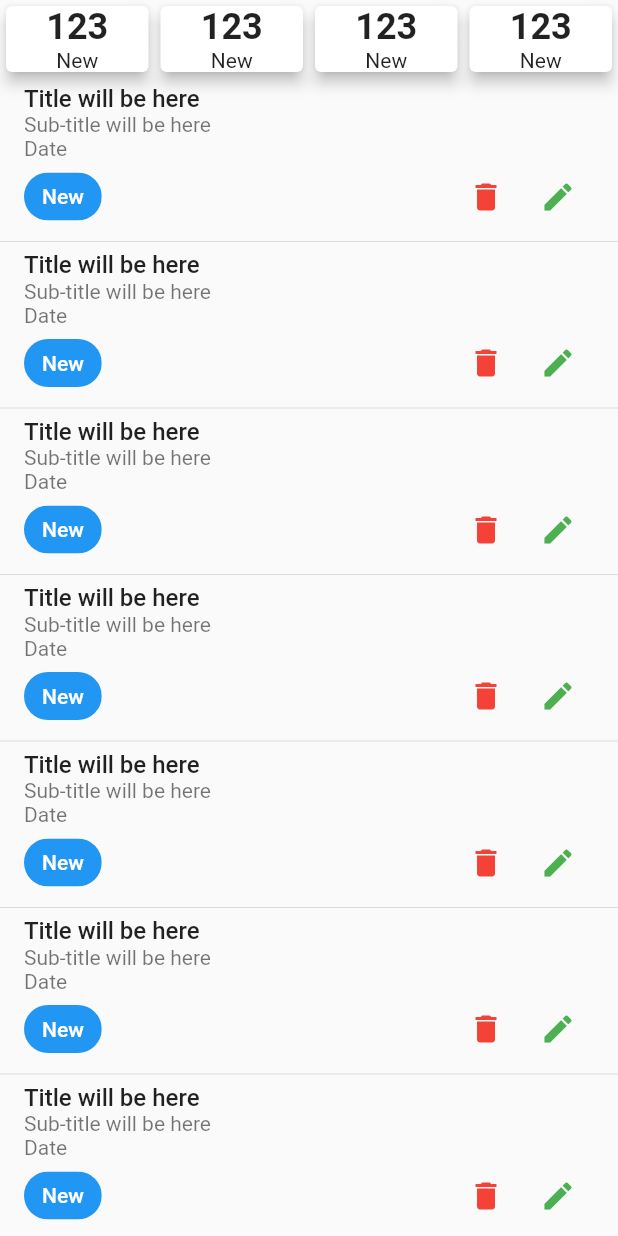
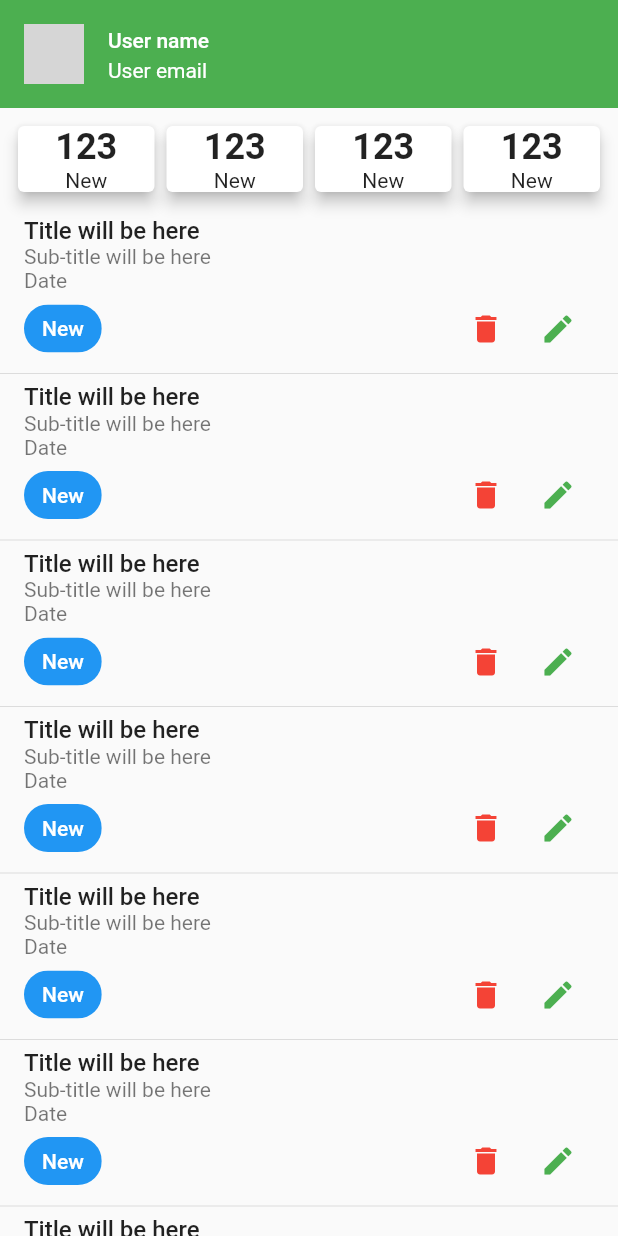
Before and after one commit to mehediFlutter/Task_Manager_With_API_V_2.0, a Flutter app: the NewTaskScreen screen opened directly, on a phone screen of 412 x 824 dp. Run offline on Flutter 3.47's test engine with Material 2 defaults, Android fonts, the phone set to English and light mode, and no system bars; our stand-ins replace flutter_svg, pin_code_fields; network calls fail; grey boxes are pictures that could not be loaded.

Commit message:
user profile banner

```diff
--- a/lib/ui/screens/new_task-screen.dart
+++ b/lib/ui/screens/new_task-screen.dart
@@ -1,5 +1,6 @@
 import 'package:flutter/material.dart';
 import 'package:task_manager/ui/widgets/summary_card.dart';
+import 'package:task_manager/ui/widgets/task_list_tile.dart';
 
 class NewTaskScreen extends StatefulWidget {
   const NewTaskScreen({super.key});
@@ -12,10 +13,24 @@ class _NewTaskScreenState extends State<NewTaskScreen> {
   @override
   Widget build(BuildContext context) {
     return Scaffold(
-      body: Column(
+      body: SafeArea(
+        child: Column(
           children: [
-          const Row(
+            const ListTile(
+              contentPadding:EdgeInsets.symmetric(vertical: 0, horizontal: 16) ,
+              tileColor: Colors.green,
+                  leading: CircleAvatar(
+                    backgroundImage: NetworkImage(
+                        "https://t4.ftcdn.net/jpg/02/14/74/61/360_F_214746128_31JkeaP6rU0NzzzdFC4khGkmqc8noe6h.jpg"),
+                  ),
+                  title: Text("User name",style: TextStyle(fontSize: 14,color: Colors.white),),
+                  subtitle: Text("User email",style: TextStyle(fontSize: 14,color: Colors.white)),
+                ),
+            const Padding(
+              padding: EdgeInsets.all(8.0),
+              child: Row(
                 children: [
+
                   Expanded(
                       child: SummaryCount(
                     number: '123',
@@ -38,37 +53,21 @@ class _NewTaskScreenState extends State<NewTaskScreen> {
                   )),
                 ],
               ),
+            ),
             Expanded(
                 child: ListView.separated(
               itemCount: 20,
               itemBuilder: (context, index) {
-              return  ListTile(
-                title: const Text("Title will be here"),
-                subtitle: Column(
-                  crossAxisAlignment: CrossAxisAlignment.start,
-                  children: [
-                    const Text("Sub-title will be here"),
-                    const Text("Date"),
-                    Row(
-                      children: [
-                        const Chip(
-                          label: Text(
-                            'New',
-                            style: TextStyle(color: Colors.white),
-                          ),
-                          backgroundColor: Colors.blue,
-                        ),
-                        Spacer(),
-                        IconButton(onPressed: (){}, icon: const Icon(Icons.delete),color: Colors.red,),
-                        IconButton(onPressed: (){}, icon: const Icon(Icons.edit),color: Colors.green  ,),
-                      ],
-                    )
+                return const TaskListTile();
+              },
+              separatorBuilder: (BuildContext context, int index) {
+                return const Divider(
+                  height: 4,
+                );
+              },
+            ))
           ],
         ),
-              );
-            }, separatorBuilder: (BuildContext context, int index) { return Divider(height: 4,); },
-          ))
-        ],
       ),
     );
   }
--- a/lib/ui/widgets/task_list_tile.dart
+++ b/lib/ui/widgets/task_list_tile.dart
@@ -0,0 +1,35 @@
+import 'package:flutter/material.dart';
+
+class TaskListTile extends StatelessWidget {
+  const TaskListTile({
+    super.key,
+  });
+
+  @override
+  Widget build(BuildContext context) {
+    return ListTile(
+      title: const Text("Title will be here"),
+      subtitle: Column(
+        crossAxisAlignment: CrossAxisAlignment.start,
+        children: [
+          const Text("Sub-title will be here"),
+          const Text("Date"),
+          Row(
+            children: [
+              const Chip(
+                label: Text(
+                  'New',
+                  style: TextStyle(color: Colors.white),
+                ),
+                backgroundColor: Colors.blue,
+              ),
+              const Spacer(),
+              IconButton(onPressed: (){}, icon: const Icon(Icons.delete),color: Colors.red,),
+              IconButton(onPressed: (){}, icon: const Icon(Icons.edit),color: Colors.green  ,),
+            ],
+          )
+        ],
+      ),
+    );
+  }
+}
```
Also changed, not shown: lib/ui/widgets/user_profile_banner.dart (added). Lines whose indentation alone changed are shown as unchanged.
